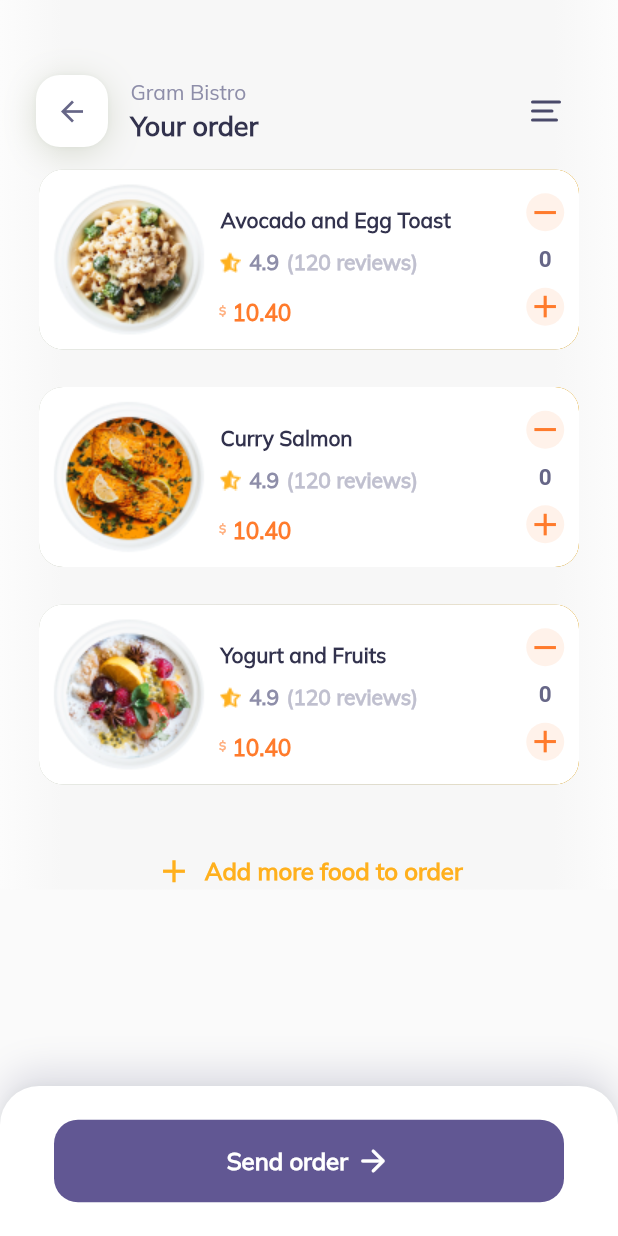
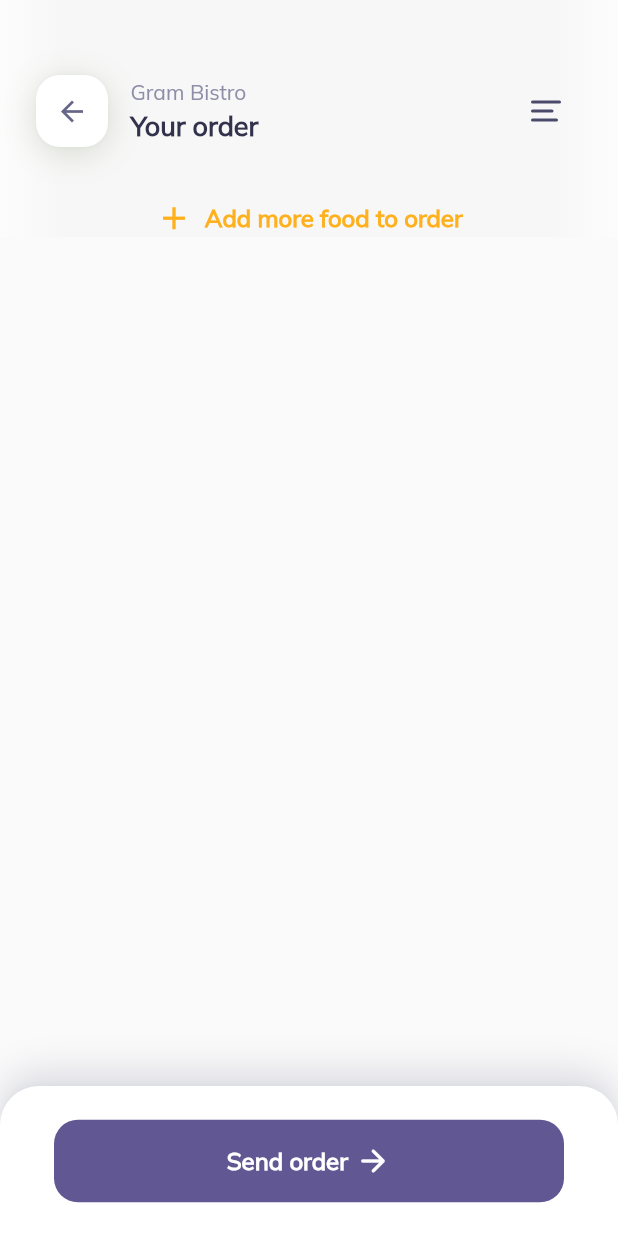
Before and after one commit to monoskribt/Restaurant-project, a Flutter app: the screen it shows after launch, in the side drawer, after a tap on "Order", on a phone screen of 412 x 824 dp. Run offline on Flutter 3.47's test engine with Material 2 defaults, Android fonts, the phone set to English and light mode, and no system bars; our stand-ins replace flutter_svg.

```diff
--- /dev/null
+++ b/lib/PROVIDER/dish_provider.dart
@@ -0,0 +1,23 @@
+import 'package:flutter/foundation.dart';
+import 'package:flutter/material.dart';
+
+import '../order_widget/tools/order_model.dart';
+
+
+class OrderProvider extends ChangeNotifier {
+  List<OrderModel> _orderList = [];
+
+  List<OrderModel> get orderList => _orderList;
+
+  // Метод для добавления блюда в заказ
+  void addToOrder(OrderModel order) {
+    _orderList.add(order);
+    notifyListeners();
+  }
+
+  // Метод для удаления блюда из заказа
+  void removeFromOrder(int index) {
+    _orderList.removeAt(index);
+    notifyListeners();
+  }
+}
--- a/lib/contacts_widget.dart
+++ b/lib/contacts_widget/contacts_widget.dart
@@ -2,7 +2,7 @@ import 'package:flutter/material.dart';
 import 'package:flutter_svg/svg.dart';
 import 'package:sushi_shop_project/drawer_widget/main_drawer.dart';
 
-import 'full_menu_widget/full_menu.dart';
+import '../full_menu_widget/full_menu.dart';
 
 class Contacts extends StatelessWidget {
   const Contacts({Key? key}) : super(key: key);
--- a/lib/drawer_widget/main_drawer.dart
+++ b/lib/drawer_widget/main_drawer.dart
@@ -1,5 +1,5 @@
 import 'package:flutter/material.dart';
-import 'package:sushi_shop_project/contacts_widget.dart';
+import 'package:sushi_shop_project/contacts_widget/contacts_widget.dart';
 import 'package:sushi_shop_project/drawer_widget/drawer_header.dart';
 import 'package:sushi_shop_project/full_menu_widget/full_menu.dart';
 import 'package:sushi_shop_project/order_widget/order_menu.dart';
@@ -81,7 +81,7 @@ class _MainDrawerState extends State<MainDrawer> {
                   onTap: () {
                     Navigator.push(
                       context,
-                      MaterialPageRoute(builder: (context) => const OrderMenu()),
+                      MaterialPageRoute(builder: (context) => OrderMenu()),
                     );
                   },
                 ),
--- a/lib/main.dart
+++ b/lib/main.dart
@@ -2,6 +2,7 @@ import 'package:flutter/material.dart';
 import 'package:provider/provider.dart';
 import 'package:sushi_shop_project/order_status_widget/tools/order_time_provider.dart';
 import 'package:sushi_shop_project/order_status_widget/tools/order_total_provider.dart';
+import 'PROVIDER/dish_provider.dart';
 import 'full_menu_widget/full_menu.dart';
 import 'payment_widget/tools/card_details_provider.dart';
 
@@ -17,9 +18,10 @@ class MyApp extends StatelessWidget {
         ChangeNotifierProvider(create: (context) => OrderTotalProvider()),
         ChangeNotifierProvider(create: (context) => CardDetailsProvider()),
         ChangeNotifierProvider(create: (context) => OrderTimeProvider()),
+        ChangeNotifierProvider(create: (context) => OrderProvider()),
       ],
-      child: MaterialApp(
-        home: const FullMenu(),
+      child: const MaterialApp(
+        home: FullMenu(),
       )
     );
   }
--- a/lib/order_status_widget/order_status.dart
+++ b/lib/order_status_widget/order_status.dart
@@ -82,7 +82,7 @@ class _OrderStatusState extends State<OrderStatus> {
                               onPressed: () {
                                 Navigator.push(
                                   context,
-                                  MaterialPageRoute(builder: (context) => const OrderMenu()),
+                                  MaterialPageRoute(builder: (context) => OrderMenu()),
                                 );
                               },
                             ),
--- a/lib/order_widget/function/order_body_function.dart
+++ b/lib/order_widget/function/order_body_function.dart
@@ -1,44 +1,28 @@
 import 'package:flutter/material.dart';
+import 'package:provider/provider.dart';
 import 'package:sushi_shop_project/order_widget/tools/dismiss.dart';
 import 'package:sushi_shop_project/order_widget/util/order_menu_card.dart';
+
+import '../../PROVIDER/dish_provider.dart';
 
 class OrderBody extends StatelessWidget {
   OrderBody({Key? key}) : super(key: key);
 
-  final List orderCardList = [
-    {
-      "image": "assets/images/pasta_1.png",
-      "name": "Avocado and Egg Toast",
-      "rating": 4.9,
-      "review": 120,
-      "price": 10.40,
-    },
-    {
-      "image": "assets/images/recommended_sides_1.png",
-      "name": "Curry Salmon",
-      "rating": 4.9,
-      "review": 120,
-      "price": 10.40,
-    },
-    {
-      "image": "assets/images/recommended_sides_2.png",
-      "name": "Yogurt and Fruits",
-      "rating": 4.9,
-      "review": 120,
-      "price": 10.40,
-    },
-  ];
+
 
   @override
   Widget build(BuildContext context) {
+    final orderList = Provider.of<OrderProvider>(context).orderList;
+
+
     return SizedBox(
       width: 360,
       child: ListView.builder(
         physics: const NeverScrollableScrollPhysics(),
         shrinkWrap: true,
-        itemCount: orderCardList.length,
+        itemCount: orderList.length,
         itemBuilder: (context, index) {
-          var order = orderCardList[index];
+          var order = orderList[index];
           return Padding(
             padding: const EdgeInsets.only(bottom: 25, left: 0),
             child: SizedBox(
@@ -47,7 +31,7 @@ class OrderBody extends StatelessWidget {
               child: ClipRRect(
                 borderRadius: BorderRadius.circular(16),
                 child: Dismissible(
-                  key: Key(order["name"]),
+                  key: Key(order.name),
                   direction: DismissDirection.endToStart,
                   secondaryBackground: const DismissBackground(
                     mainAxisAlignment: MainAxisAlignment.end,
@@ -56,6 +40,8 @@ class OrderBody extends StatelessWidget {
                     mainAxisAlignment: MainAxisAlignment.start,
                   ),
                   onDismissed: (direction) {
+                    final orderProvider = Provider.of<OrderProvider>(context, listen: false);
+                    orderProvider.removeFromOrder(index);
                   },
                   child: Container(
                     decoration: const BoxDecoration(
@@ -66,11 +52,11 @@ class OrderBody extends StatelessWidget {
                       ),
                     ),
                     child: OrderCard(
-                      imageOrder: order["image"],
-                      nameOrder: order["name"],
-                      ratingOrder: order["rating"],
-                      reviewOrder: order["review"],
-                      priceOrder: order["price"],
+                      imageOrder: order.image,
+                      nameOrder: order.name,
+                      ratingOrder: order.rating,
+                      reviewOrder: order.review,
+                      priceOrder: order.price,
                     ),
                   ),
                 ),
--- /dev/null
+++ b/lib/order_widget/tools/order_model.dart
@@ -0,0 +1,17 @@
+class OrderModel {
+  final String image;
+  final String name;
+  final double rating;
+  final int review;
+  final double price;
+  int quantity;
+
+  OrderModel({
+    required this.image,
+    required this.name,
+    required this.rating,
+    required this.review,
+    required this.price,
+    required this.quantity,
+  });
+}
--- a/lib/order_widget/util/order_menu_card.dart
+++ b/lib/order_widget/util/order_menu_card.dart
@@ -140,7 +140,7 @@ class OrderCard extends StatelessWidget {
                 ],
               ),
             ),
-            const CartCounterOrder(),
+             CartCounterOrder(),
           ],
         ),
       ),
--- a/pubspec.yaml
+++ b/pubspec.yaml
@@ -16,6 +16,7 @@ dependencies:
   flutter_staggered_grid_view: ^0.4.0
   syncfusion_flutter_core: ^22.1.37
   syncfusion_flutter_sliders: ^22.1.37
+  flutter_bloc: ^8.1.3
 
 
 dev_dependencies:
```
Also changed, not shown: lib/view_a_dish_widget/tools/controller_quantity.dart (deleted, +0 -17 lines), lib/view_a_dish_widget/tools/custom_navigation_bar.dart (+30 -1 lines), lib/view_a_dish_widget/view_a_dish.dart (+8 -5 lines), pubspec.lock.
